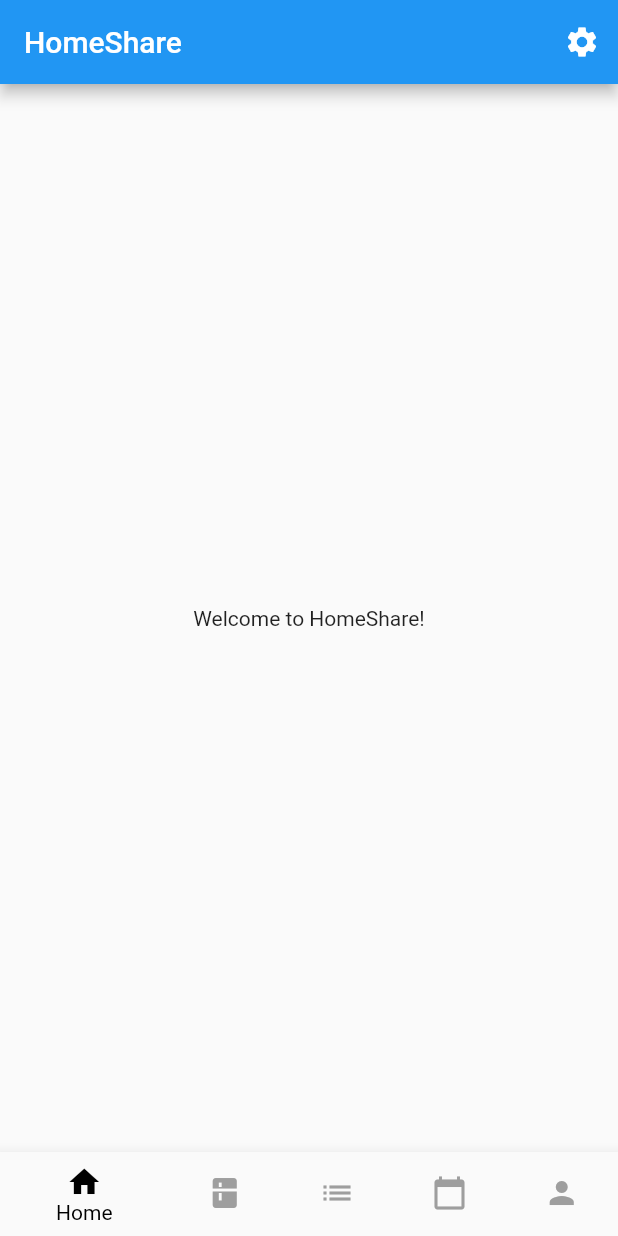
After one commit to TYCTYCTYCTYCTYCTYC/home_share, a Flutter app: the screen it shows after launch, on a phone screen of 412 x 824 dp. The commit adds this screen. Run offline on Flutter 3.47's test engine with Material 2 defaults, Android fonts, the phone set to English and light mode, and no system bars.

Commit message:
make a dart file for each page

```diff
--- /dev/null
+++ b/lib/chores.dart
@@ -0,0 +1,31 @@
+import 'package:flutter/material.dart';
+
+import 'package:home_share/main.dart';
+
+class Chores extends StatefulWidget {
+  const Chores({super.key});
+
+  @override
+  _ChoresState createState() => _ChoresState();
+}
+
+class _ChoresState extends State<Chores> {
+  @override
+  void initState() {
+    super.initState();
+  }
+
+  @override
+  Widget build(BuildContext context) {
+    return MaterialApp(
+        debugShowCheckedModeBanner: false,
+        title: "HomeShare",
+        home: Scaffold(
+          appBar: AppBar(),
+          backgroundColor: const Color.fromARGB(255, 180, 231, 255),
+          body: Container(
+              //DO YOUR CODE HERE
+              ),
+        ));
+  }
+}
--- /dev/null
+++ b/lib/fridge.dart
@@ -0,0 +1,31 @@
+import 'package:flutter/material.dart';
+
+import 'package:home_share/main.dart';
+
+class Fridge extends StatefulWidget {
+  const Fridge({super.key});
+
+  @override
+  _FridgeState createState() => _FridgeState();
+}
+
+class _FridgeState extends State<Fridge> {
+  @override
+  void initState() {
+    super.initState();
+  }
+
+  @override
+  Widget build(BuildContext context) {
+    return MaterialApp(
+        debugShowCheckedModeBanner: false,
+        title: "HomeShare",
+        home: Scaffold(
+          appBar: AppBar(),
+          backgroundColor: const Color.fromARGB(255, 180, 231, 255),
+          body: Container(
+              //DO YOUR CODE HERE
+              ),
+        ));
+  }
+}
--- /dev/null
+++ b/lib/home.dart
@@ -0,0 +1,75 @@
+import 'package:flutter/material.dart';
+
+import 'package:home_share/main.dart';
+
+class Home extends StatefulWidget {
+  const Home({super.key});
+
+  @override
+  _HomeState createState() => _HomeState();
+}
+
+class _HomeState extends State<Home> {
+  int _currentIndex = 0;
+
+  @override
+  void initState() {
+    super.initState();
+  }
+
+  @override
+  Widget build(BuildContext context) {
+    return Scaffold(
+      appBar: AppBar(
+        title: const Text('HomeShare'),
+        actions: [
+          IconButton(
+            icon: const Icon(Icons.settings),
+            onPressed: () {
+              // TODO: Implement settings functionality
+            },
+          ),
+        ],
+      ),
+      body: const Center(
+        child: Text('Welcome to HomeShare!'),
+      ),
+      bottomNavigationBar: BottomNavigationBar(
+        currentIndex: _currentIndex,
+        onTap: (index) {
+          setState(() {
+            _currentIndex = index;
+          });
+        },
+        selectedItemColor: Colors.black,
+        unselectedItemColor: Colors.grey,
+        selectedLabelStyle: const TextStyle(
+            color: Colors.grey), // set the label color for selected item
+        unselectedLabelStyle: const TextStyle(
+            color: Colors.grey), // set the label color for unselected items
+        items: const [
+          BottomNavigationBarItem(
+            icon: Icon(Icons.home),
+            label: 'Home',
+          ),
+          BottomNavigationBarItem(
+            icon: Icon(Icons.kitchen),
+            label: 'Fridge',
+          ),
+          BottomNavigationBarItem(
+            icon: Icon(Icons.list),
+            label: 'Chores',
+          ),
+          BottomNavigationBarItem(
+            icon: Icon(Icons.calendar_today),
+            label: 'Schedule',
+          ),
+          BottomNavigationBarItem(
+            icon: Icon(Icons.person),
+            label: 'Profile',
+          ),
+        ],
+      ),
+    );
+  }
+}
--- /dev/null
+++ b/lib/profile.dart
@@ -0,0 +1,31 @@
+import 'package:flutter/material.dart';
+
+import 'package:home_share/main.dart';
+
+class Profile extends StatefulWidget {
+  const Profile({super.key});
+
+  @override
+  _ProfileState createState() => _ProfileState();
+}
+
+class _ProfileState extends State<Profile> {
+  @override
+  void initState() {
+    super.initState();
+  }
+
+  @override
+  Widget build(BuildContext context) {
+    return MaterialApp(
+        debugShowCheckedModeBanner: false,
+        title: "HomeShare",
+        home: Scaffold(
+          appBar: AppBar(),
+          backgroundColor: const Color.fromARGB(255, 180, 231, 255),
+          body: Container(
+              //DO YOUR CODE HERE
+              ),
+        ));
+  }
+}
--- /dev/null
+++ b/lib/schedule.dart
@@ -0,0 +1,31 @@
+import 'package:flutter/material.dart';
+
+import 'package:home_share/main.dart';
+
+class Schedule extends StatefulWidget {
+  const Schedule({super.key});
+
+  @override
+  _ScheduleState createState() => _ScheduleState();
+}
+
+class _ScheduleState extends State<Schedule> {
+  @override
+  void initState() {
+    super.initState();
+  }
+
+  @override
+  Widget build(BuildContext context) {
+    return MaterialApp(
+        debugShowCheckedModeBanner: false,
+        title: "HomeShare",
+        home: Scaffold(
+          appBar: AppBar(),
+          backgroundColor: const Color.fromARGB(255, 180, 231, 255),
+          body: Container(
+              //DO YOUR CODE HERE
+              ),
+        ));
+  }
+}
```
Also changed, not shown: lib/main.dart (+6 -74 lines).
